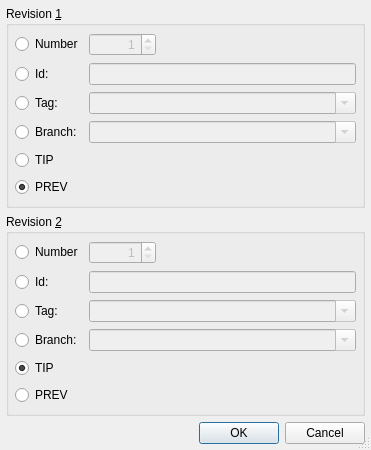
Before: the Qt Designer form Plugins/VcsPlugins/vcsMercurial/HgRevisionsSelectionDialog.ui in testmana2/test, drawn with Qt 5.
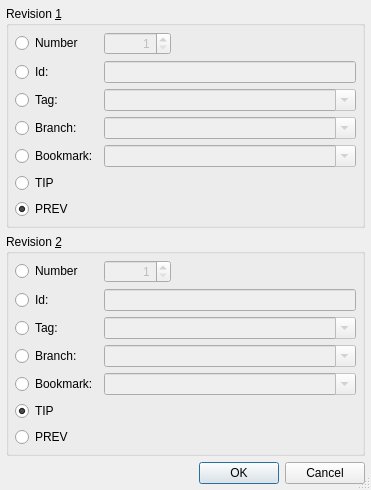
After: the same form once the commit is applied.

Commit message: Continued with Mercurial bookmark support.

Patch:
```diff
--- a/Plugins/VcsPlugins/vcsMercurial/HgRevisionsSelectionDialog.ui
+++ b/Plugins/VcsPlugins/vcsMercurial/HgRevisionsSelectionDialog.ui
@@ -7,7 +7,7 @@
     <x>0</x>
     <y>0</y>
     <width>371</width>
-    <height>450</height>
+    <height>465</height>
    </rect>
   </property>
   <property name="windowTitle">
@@ -134,7 +134,36 @@
         </property>
        </widget>
       </item>
-      <item row="4" column="0" colspan="3">
+      <item row="4" column="0">
+       <widget class="QRadioButton" name="bookmark1Button">
+        <property name="toolTip">
+         <string>Select to specify a revision by a bookmark</string>
+        </property>
+        <property name="text">
+         <string>Bookmark:</string>
+        </property>
+       </widget>
+      </item>
+      <item row="4" column="1" colspan="2">
+       <widget class="QComboBox" name="bookmark1Combo">
+        <property name="enabled">
+         <bool>false</bool>
+        </property>
+        <property name="sizePolicy">
+         <sizepolicy hsizetype="Expanding" vsizetype="Fixed">
+          <horstretch>0</horstretch>
+          <verstretch>0</verstretch>
+         </sizepolicy>
+        </property>
+        <property name="toolTip">
+         <string>Enter a bookmark name</string>
+        </property>
+        <property name="editable">
+         <bool>true</bool>
+        </property>
+       </widget>
+      </item>
+      <item row="5" column="0" colspan="3">
        <widget class="QRadioButton" name="tip1Button">
         <property name="toolTip">
          <string>Select tip revision of repository</string>
@@ -147,7 +176,7 @@
         </property>
        </widget>
       </item>
-      <item row="5" column="0" colspan="3">
+      <item row="6" column="0" colspan="3">
        <widget class="QRadioButton" name="prev1Button">
         <property name="toolTip">
          <string>Select revision before last commit</string>
@@ -277,7 +306,36 @@
         </property>
        </widget>
       </item>
-      <item row="4" column="0" colspan="3">
+      <item row="4" column="0">
+       <widget class="QRadioButton" name="bookmark2Button">
+        <property name="toolTip">
+         <string>Select to specify a revision by a bookmark</string>
+        </property>
+        <property name="text">
+         <string>Bookmark:</string>
+        </property>
+       </widget>
+      </item>
+      <item row="4" column="1" colspan="2">
+       <widget class="QComboBox" name="bookmark2Combo">
+        <property name="enabled">
+         <bool>false</bool>
+        </property>
+        <property name="sizePolicy">
+         <sizepolicy hsizetype="Expanding" vsizetype="Fixed">
+          <horstretch>0</horstretch>
+          <verstretch>0</verstretch>
+         </sizepolicy>
+        </property>
+        <property name="toolTip">
+         <string>Enter a bookmark name</string>
+        </property>
+        <property name="editable">
+         <bool>true</bool>
+        </property>
+       </widget>
+      </item>
+      <item row="5" column="0" colspan="3">
        <widget class="QRadioButton" name="tip2Button">
         <property name="toolTip">
          <string>Select tip revision of repository</string>
@@ -290,7 +348,7 @@
         </property>
        </widget>
       </item>
-      <item row="5" column="0" colspan="3">
+      <item row="6" column="0" colspan="3">
        <widget class="QRadioButton" name="prev2Button">
         <property name="toolTip">
          <string>Select revision before last commit</string>
```
Left out of the diff: 44 changed lines with no effect on the pictures. The commit also changes 17 other files.
